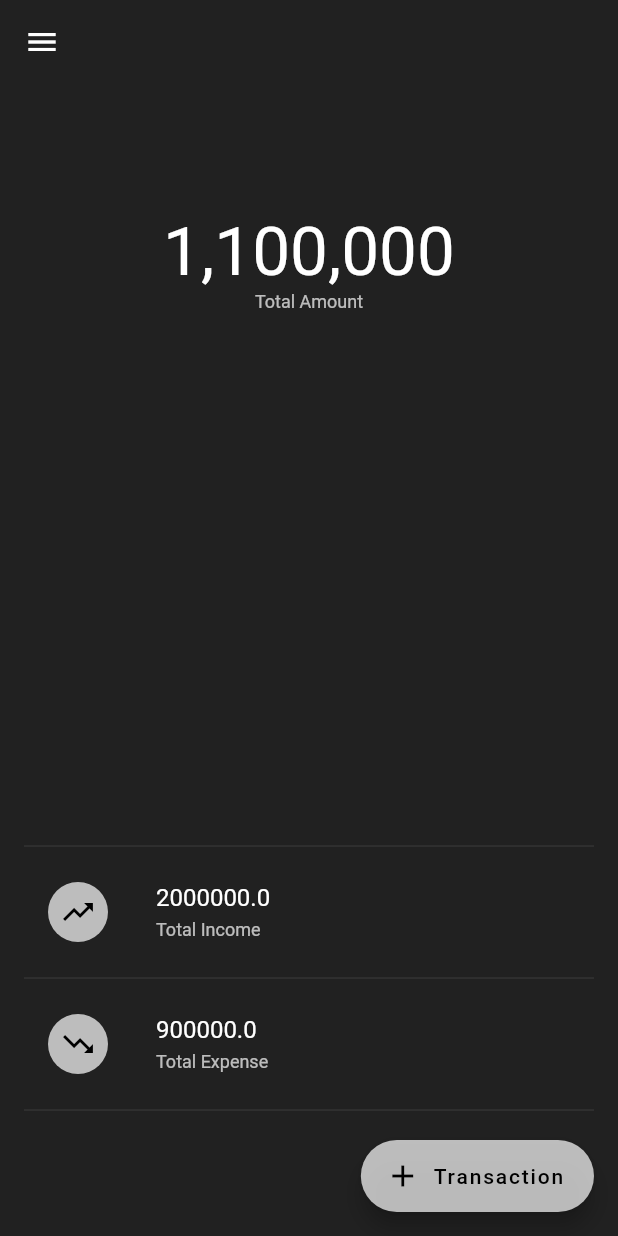
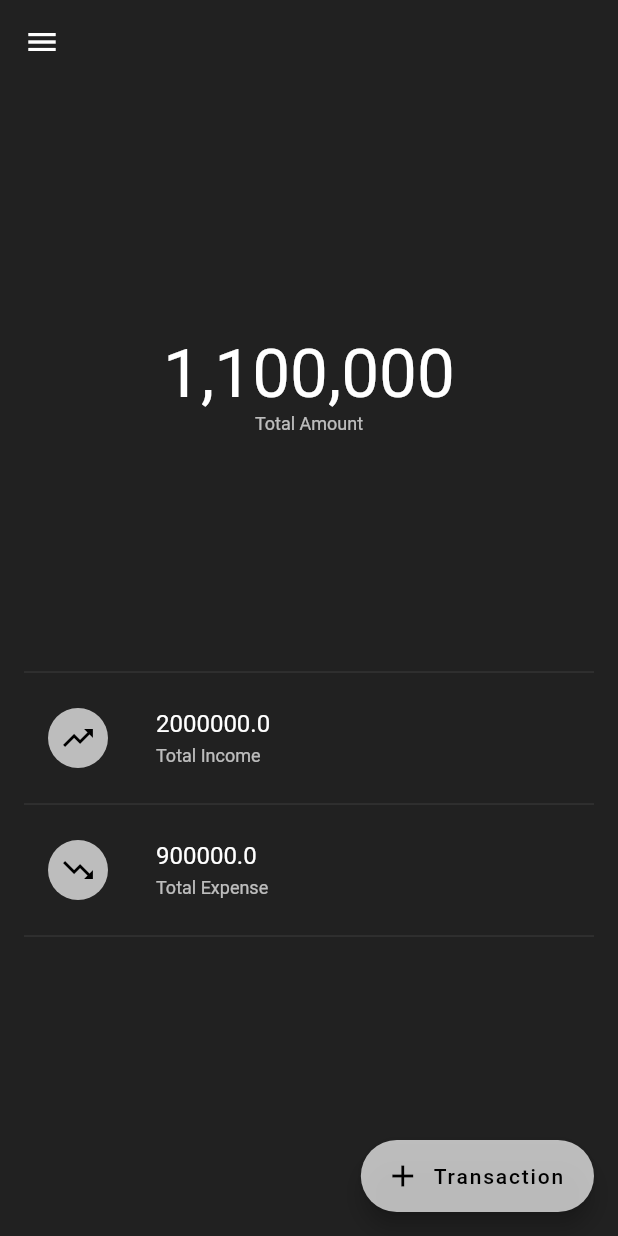
Before and after one commit to Codesait/flutter_money_manager, a Flutter app: the screen it shows after launch, on a phone screen of 412 x 824 dp. Run offline on Flutter 3.47's test engine with Material 2 defaults, Android fonts, the phone set to English and light mode, and no system bars.

Commit message:
At Home page, add portrait mode and landscape mode.

```diff
--- a/lib/widgets/home.dart
+++ b/lib/widgets/home.dart
@@ -4,24 +4,9 @@ import 'package:flutter_money_manager/tiles/summary_tile.dart';
 class Home extends StatelessWidget {
   @override
   Widget build(BuildContext context) {
-    final double height = MediaQuery
-        .of(context)
-        .size
-        .longestSide / 4;
+    final appBarHeight = AppBar().preferredSize.height;
 
-    return Padding(
-      padding: const EdgeInsets.all(16.0),
-      child: Column(
-        children: <Widget>[
-          Container(
-            margin: EdgeInsets.only(
-              left: 32.0,
-              right: 32.0,
-            ),
-            alignment: Alignment.center,
-            height: height,
-            child: Column(
-              mainAxisAlignment: MainAxisAlignment.center,
+    Widget _allTotalWidget = Column(
       mainAxisSize: MainAxisSize.min,
       children: <Widget>[
         Text(
@@ -42,11 +27,10 @@ class Home extends StatelessWidget {
               .caption,
         ),
       ],
-            ),
-          ),
-          Expanded(
-            child: Column(
-              mainAxisAlignment: MainAxisAlignment.end,
+    );
+
+    Widget _subTotalWidget = Column(
+      mainAxisSize: MainAxisSize.min,
       children: <Widget>[
         Divider(),
         SummaryTile(
@@ -67,12 +51,36 @@ class Home extends StatelessWidget {
           label: 'Total Expense',
         ),
         Divider(),
-                // to show summary above of FAB button
-                SizedBox(height: 60.0),
+      ],
+    );
+
+    Widget _portrait = Column(
+      children: <Widget>[
+        Expanded(child: Center(child: _allTotalWidget)),
+        Expanded(child: _subTotalWidget),
+      ],
+    );
+
+    Widget _landscape = Padding(
+      padding: EdgeInsets.only(bottom: appBarHeight),
+      child: Row(
+        children: <Widget>[
+          Expanded(child: Center(child: _allTotalWidget)),
+          Expanded(child: _subTotalWidget),
         ],
       ),
-          ),
-        ],
+    );
+
+    return Padding(
+      padding: const EdgeInsets.all(16.0),
+      child: OrientationBuilder(
+        builder: (context, orientation) {
+          if (orientation == Orientation.portrait) {
+            return _portrait;
+          } else {
+            return _landscape;
+          }
+        },
       ),
     );
   }
```
Lines whose indentation alone changed are shown as unchanged.
